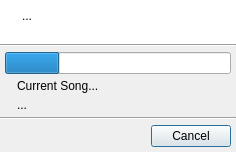
The window that uman/src/QUProgressDialog.ui (UltraStar-Deluxe/UltraStar-Manager) describes before a commit, drawn with Qt 5.
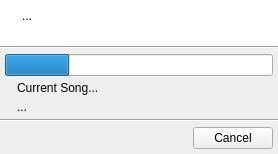
The same window after the commit. Icons and pictures are not drawn.

The edit to the form file:
```diff
--- a/uman/src/QUProgressDialog.ui
+++ b/uman/src/QUProgressDialog.ui
@@ -8,8 +8,8 @@
    <rect>
     <x>0</x>
     <y>0</y>
-    <width>236</width>
-    <height>152</height>
+    <width>278</width>
+    <height>154</height>
    </rect>
   </property>
   <property name="windowTitle" >
@@ -274,6 +274,9 @@
         <iconset resource="images/uman.qrc" >
          <normaloff>:/marks/cancel.png</normaloff>:/marks/cancel.png</iconset>
        </property>
+       <property name="autoDefault" >
+        <bool>false</bool>
+       </property>
       </widget>
      </item>
     </layout>
```
Left out of the diff: 3 changed lines with no effect on the pictures.
